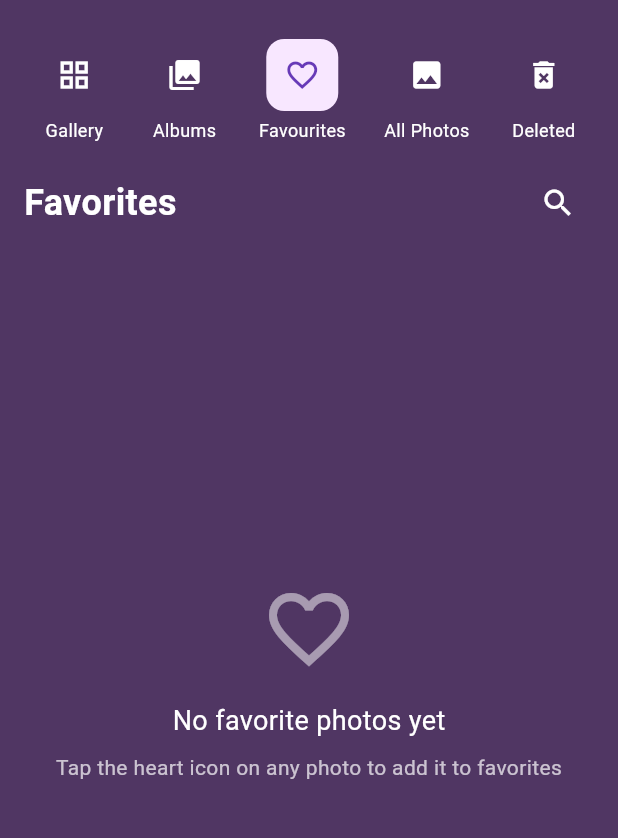
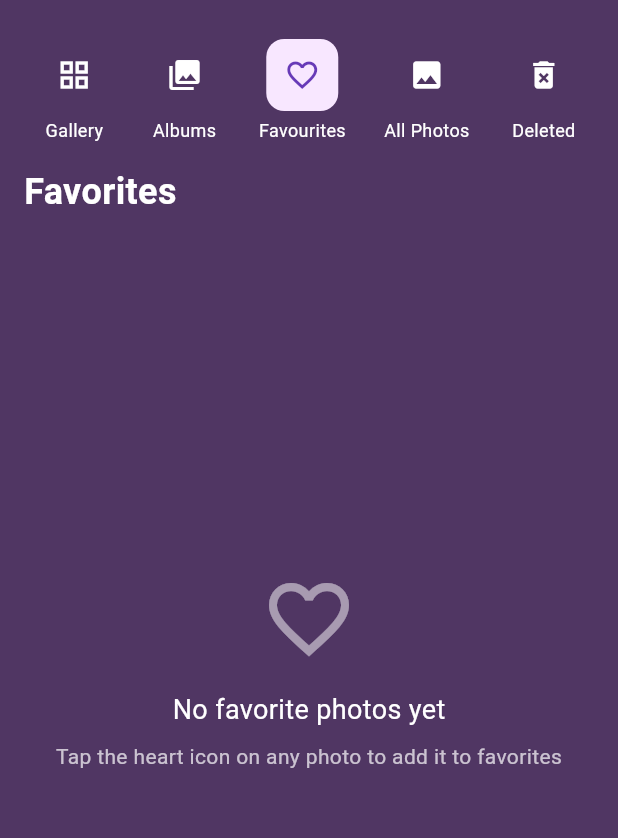
Before and after one commit to SadeepaGajanayaka/DementiaLink, a Flutter app: the screen it shows after launch, after a tap on the "search" icon, after a tap on "Albums", after a tap on "Favourites", on a phone screen of 412 x 824 dp, the part 135-973 px from its top. Run offline on Flutter 3.47's test engine with Material 3 defaults, Android fonts, the phone set to English and light mode, and no system bars; our stand-ins replace chewie, firebase_core, image_picker, permission_handler, photo_view, shared_preferences and 2 more; accounts and stored records are empty; statements that could not run were skipped.

Commit message:
Update favourites_screen.dart

```diff
--- a/lib/screens/favourites_screen.dart
+++ b/lib/screens/favourites_screen.dart
@@ -14,64 +14,6 @@ class FavoritesScreen extends StatefulWidget {
 }
 
 class _FavoritesScreenState extends State<FavoritesScreen> {
-  bool _isSearchVisible = false;
-  final TextEditingController _searchController = TextEditingController();
-  List<Photo> _filteredPhotos = [];
-  bool _isFilteringActive = false;
-
-  @override
-  void dispose() {
-    _searchController.dispose();
-    super.dispose();
-  }
-
-  // Helper method to check if a date matches the search query
-  bool _dateMatchesSearch(DateTime date, String query) {
-    if (query.isEmpty) return false;
-
-    try {
-      // Format the date in various ways to check against the search
-      final DateFormat fullFormat = DateFormat('yyyy-MM-dd');
-      final DateFormat monthYearFormat = DateFormat('MMM yyyy');
-      final DateFormat monthFormat = DateFormat('MMMM');
-      final DateFormat yearFormat = DateFormat('yyyy');
-
-      final String fullDate = fullFormat.format(date);
-      final String monthYear = monthYearFormat.format(date);
-      final String month = monthFormat.format(date);
-      final String year = yearFormat.format(date);
-
-      query = query.toLowerCase();
-
-      return fullDate.toLowerCase().contains(query) ||
-          monthYear.toLowerCase().contains(query) ||
-          month.toLowerCase().contains(query) ||
-          year.contains(query);
-    } catch (e) {
-      return false;
-    }
-  }
-
-  void _filterPhotos(List<Photo> allPhotos, String query) {
-    if (query.isEmpty) {
-      setState(() {
-        _filteredPhotos = [];
-        _isFilteringActive = false;
-      });
-      return;
-    }
-
-    final List<Photo> filtered = allPhotos.where((photo) =>
-    (photo.note?.toLowerCase().contains(query.toLowerCase()) ?? false) ||
-        _dateMatchesSearch(photo.createdAt, query)
-    ).toList();
-
-    setState(() {
-      _filteredPhotos = filtered;
-      _isFilteringActive = true;
-    });
-  }
-
   @override
   Widget build(BuildContext context) {
     final storageProvider = Provider.of<StorageProvider>(context);
@@ -86,7 +28,7 @@ class _FavoritesScreenState extends State<FavoritesScreen> {
 
     return Column(
       children: [
-        // Header with search
+        // Header with options menu only
         Padding(
           padding: const EdgeInsets.all(16.0),
           child: Row(
@@ -100,73 +42,19 @@ class _FavoritesScreenState extends State<FavoritesScreen> {
                   fontWeight: FontWeight.bold,
                 ),
               ),
-              Row(
-                children: [
-                  // Search icon
-                  IconButton(
-                    icon: Icon(
-                      Icons.search,
-                      color: Colors.white,
-                    ),
-                    onPressed: () {
-                      setState(() {
-                        _isSearchVisible = !_isSearchVisible;
-                        if (!_isSearchVisible) {
-                          _searchController.clear();
-                          _isFilteringActive = false;
-                        }
-                      });
-                    },
-                  ),
-                  // More options menu
-                  // IconButton(
-                  //   icon: Icon(
-                  //     Icons.more_vert,
-                  //     color: Colors.white,
-                  //   ),
-                  //   onPressed: () {
-                  //     _showMoreOptionsMenu(context);
-                  //   },
-                  // ),
-                ],
-              ),
-            ],
+              // Only keep the more options menu
+            //   IconButton(
+            //     icon: Icon(
+            //       Icons.more_vert,
+            //       color: Colors.white,
+            //     ),
+            //     // onPressed: () {
+            //     //   _showMoreOptionsMenu(context);
+            //     // },
+            //   ),
+             ],
           ),
         ),
-
-        if (_isSearchVisible)
-          Padding(
-            padding: const EdgeInsets.symmetric(vertical: 16.0),
-            child: TextField(
-              controller: _searchController,
-              decoration: InputDecoration(
-                hintText: 'Search albums, dates, notes...',
-                hintStyle: TextStyle(color: Colors.white70),
-                filled: true,
-                fillColor: Colors.white24,
-                border: OutlineInputBorder(
-                  borderRadius: BorderRadius.circular(30),
-                  borderSide: BorderSide.none,
-                ),
-                prefixIcon: Icon(Icons.search, color: Colors.white70),
-                suffixIcon: IconButton(
-                  icon: Icon(Icons.clear, color: Colors.white70),
-                  onPressed: () {
-                    // Clear the search text and close the search bar
-                    _searchController.clear();
-                    setState(() {
-                      _isSearchVisible = false;
-                    });
-                  },
-                ),
-              ),
-              style: TextStyle(color: Colors.white),
-              onChanged: (value) {
-                // This will rebuild the UI with filtered results
-                setState(() {});
-              },
-            ),
-          ),
 
         // Main content
         Expanded(
@@ -182,15 +70,14 @@ class _FavoritesScreenState extends State<FavoritesScreen> {
               }
 
               final favoritePhotos = snapshot.data ?? [];
-              final displayPhotos = _isFilteringActive ? _filteredPhotos : favoritePhotos;
 
-              if (displayPhotos.isEmpty) {
-                return _buildEmptyState(_isFilteringActive);
+              if (favoritePhotos.isEmpty) {
+                return _buildEmptyState();
               }
 
               return Padding(
                 padding: const EdgeInsets.all(16.0),
-                child: _buildPhotoGrid(context, displayPhotos),
+                child: _buildPhotoGrid(context, favoritePhotos),
               );
             },
           ),
@@ -199,19 +86,19 @@ class _FavoritesScreenState extends State<FavoritesScreen> {
     );
   }
 
-  Widget _buildEmptyState(bool isFiltering) {
+  Widget _buildEmptyState() {
     return Center(
       child: Column(
         mainAxisAlignment: MainAxisAlignment.center,
         children: [
           Icon(
-            isFiltering ? Icons.search_off : Icons.favorite_border,
+            Icons.favorite_border,
             color: Colors.white.withOpacity(0.5),
             size: 64,
           ),
           SizedBox(height: 16),
           Text(
-            isFiltering ? 'No favorites match your search' : 'No favorite photos yet',
+            'No favorite photos yet',
             style: TextStyle(
               color: Colors.white,
               fontSize: 18,
@@ -219,9 +106,7 @@ class _FavoritesScreenState extends State<FavoritesScreen> {
           ),
           SizedBox(height: 8),
           Text(
-            isFiltering
-                ? 'Try a different search term'
-                : 'Tap the heart icon on any photo to add it to favorites',
+            'Tap the heart icon on any photo to add it to favorites',
             textAlign: TextAlign.center,
             style: TextStyle(
               color: Colors.white.withOpacity(0.7),
@@ -371,7 +256,7 @@ class _FavoritesScreenState extends State<FavoritesScreen> {
   //     ),
   //   );
   // }
-
+  //
   // void _showRemoveAllConfirmation(BuildContext context) {
   //   showDialog(
   //     context: context,
@@ -452,5 +337,5 @@ class _FavoritesScreenState extends State<FavoritesScreen> {
   //       ],
   //     ),
   //   );
-  //}
+ // }
 }
```
